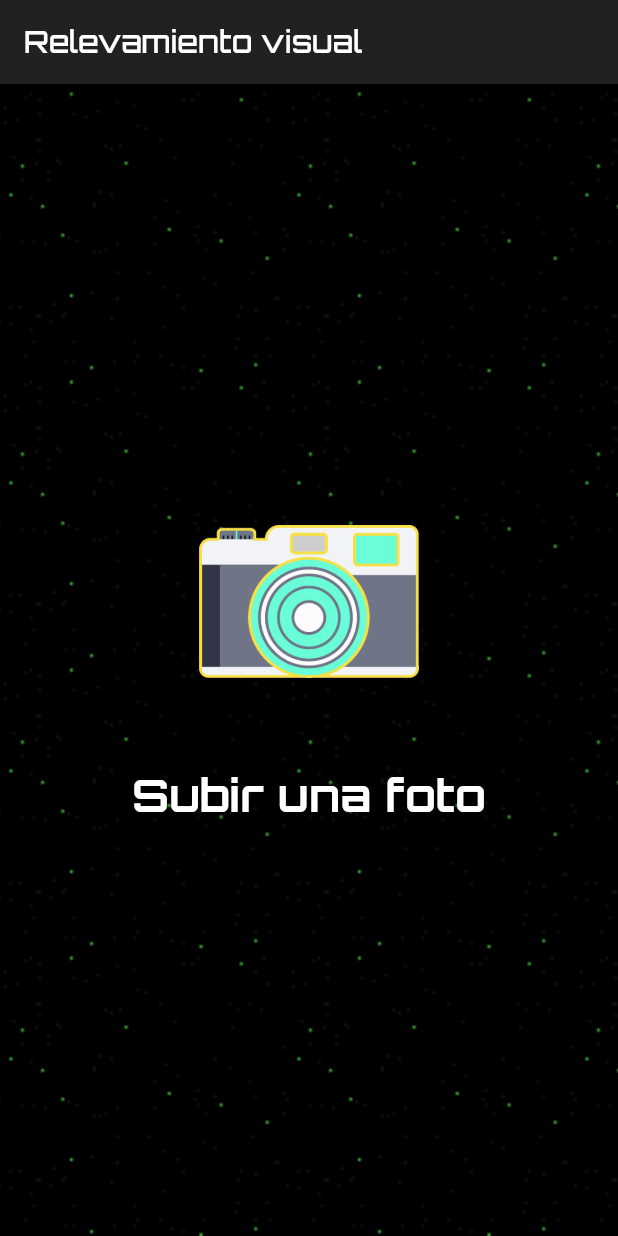
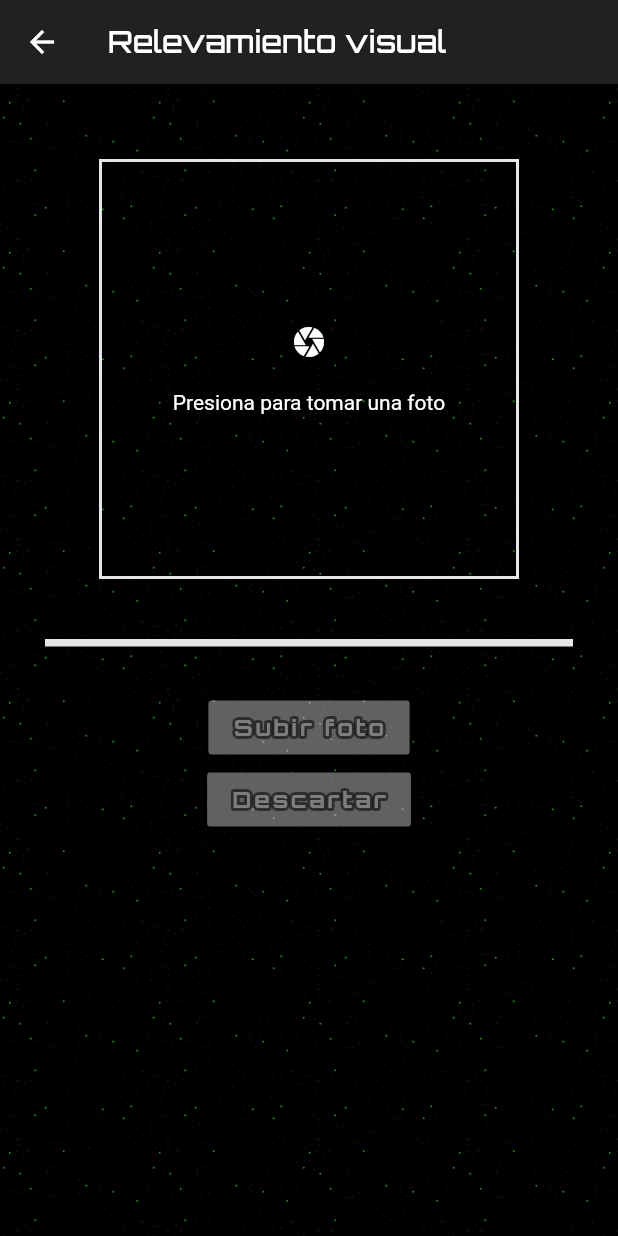
Before and after one commit to danielclas/flutter-apps, a Flutter app: the CameraComponent screen opened directly, on a phone screen of 412 x 824 dp. Run offline on Flutter 3.47's test engine with Material 2 defaults, Android fonts, the light colour scheme and no system bars; drawn by our look-alikes of bordered_text; our stand-ins replace carousel_slider, cloud_firestore, date_format, email_validator, firebase_core, flutter_spinkit and 4 more; accounts and stored records are empty.

Commit message:
Add camera functionality, layout changes

```diff
--- /dev/null
+++ b/relevamiento_visual_app/lib/camera_page.dart
@@ -0,0 +1,122 @@
+import 'dart:io';
+import 'package:bordered_text/bordered_text.dart';
+import 'package:flutter/material.dart';
+import 'package:image_picker/image_picker.dart';
+
+import 'constants.dart';
+
+class CameraComponent extends StatefulWidget {
+  @override
+  State<StatefulWidget> createState() {
+    return _CameraComponentState();
+  }
+}
+
+class _CameraComponentState extends State<CameraComponent> {
+  File imageFile;
+  final picker = ImagePicker();
+
+  Future<void> pickImage(ImageSource source) async {
+    final selected = await picker.getImage(source: source);
+
+    setState(() {
+      if (selected != null) {
+        imageFile = File(selected.path);
+      } else {
+        print('No image selected.');
+      }
+    });
+  }
+
+  void discard() {
+    setState(() {
+      imageFile = null;
+    });
+  }
+
+  void upload() {}
+
+  @override
+  Widget build(BuildContext context) {
+    return Scaffold(
+      appBar: AppBar(
+          title: Text('Relevamiento visual',
+              style: TextStyle(color: Colors.white, fontFamily: 'Orbitron'))),
+      body: Container(
+        width: double.infinity,
+        decoration: BoxDecoration(
+          image: DecorationImage(
+              image: AssetImage('images/back.png'), repeat: ImageRepeat.repeat),
+        ),
+        child: Column(
+          mainAxisAlignment: MainAxisAlignment.start,
+          children: [
+            GestureDetector(
+              onTap: () {
+                pickImage(ImageSource.camera);
+              },
+              child: Container(
+                margin: EdgeInsets.fromLTRB(0, 50, 0, 10),
+                child: imageFile == null
+                    ? Column(
+                        mainAxisAlignment: MainAxisAlignment.center,
+                        children: [
+                          Icon(Icons.camera),
+                          Container(
+                            margin: EdgeInsets.fromLTRB(0, 10, 0, 10),
+                          ),
+                          Text("Presiona para tomar una foto"),
+                        ],
+                      )
+                    : Image(
+                        image: AssetImage(imageFile.path),
+                      ),
+                height: 280,
+                width: 280,
+                decoration: BoxDecoration(
+                  color: Colors.transparent,
+                  border: Border.all(
+                      color: Colors.white.withOpacity(0.9), width: 2),
+                ),
+              ),
+            ),
+            Container(
+              padding: EdgeInsets.all(30),
+              child: SizedBox(
+                width: double.infinity,
+                height: 5,
+                child: ColoredBox(
+                  color: Colors.white.withOpacity(0.9),
+                ),
+              ),
+            ),
+            RaisedButton(
+                onPressed: imageFile == null ? null : upload,
+                child: BorderedText(
+                  strokeWidth: 4.0,
+                  strokeColor: Colors.black54,
+                  child: Text(
+                    "Subir foto",
+                    style: kTitlesTextStyle.copyWith(
+                        fontSize: 15, letterSpacing: 2.0),
+                  ),
+                ),
+                color: ThemeData.dark().accentColor),
+            RaisedButton(
+                onPressed: imageFile == null ? null : discard,
+                child: BorderedText(
+                  strokeWidth: 4.0,
+                  strokeColor: Colors.black54,
+                  child: Text(
+                    "Descartar",
+                    style: kTitlesTextStyle.copyWith(
+                        fontSize: 15, letterSpacing: 2.0),
+                  ),
+                ),
+                color: ThemeData.dark().accentColor),
+          ],
+        ),
+      ),
+    );
+  }
+}
--- a/relevamiento_visual_app/lib/components/camera_component.dart
+++ /dev/null
@@ -1,72 +0,0 @@
-import 'package:flutter/material.dart';
-import 'package:relevamiento_visual_app/constants.dart';
-import 'package:camera/camera.dart';
-
-class CameraComponent extends StatefulWidget {
-  @override
-  State<StatefulWidget> createState() {
-    return _CameraComponentState();
-  }
-}
-
-class _CameraComponentState extends State<CameraComponent> {
-  CameraController frontCamera;
-  CameraController backCamera;
-  Future<void> _initializeControllerFuture;
-
-  void initCameras() async {
-    WidgetsFlutterBinding.ensureInitialized();
-    final cameras = await availableCameras();
-
-    backCamera = CameraController(cameras[0], ResolutionPreset.medium);
-    frontCamera = CameraController(cameras[1], ResolutionPreset.medium);
-  }
-
-  @override
-  void initState() {
-    super.initState();
-    initCameras();
-    _initializeControllerFuture = backCamera.initialize();
-  }
-
-  @override
-  Widget build(BuildContext context) {
-    return Scaffold(
-      appBar: AppBar(
-          title: Text('Relevamiento visual',
-              style: TextStyle(color: Colors.white, fontFamily: 'Orbitron'))),
-      body: Center(
-        child: Container(
-          decoration: BoxDecoration(
-              image: DecorationImage(
-                  image: AssetImage('images/back.png'), fit: BoxFit.cover)),
-          child: Column(
-            mainAxisAlignment: MainAxisAlignment.center,
-            crossAxisAlignment: CrossAxisAlignment.stretch,
-            children: [
-              Image(
-                image: AssetImage('images/camera.png'),
-                height: 180.0,
-              ),
-              Padding(
-                padding: const EdgeInsets.all(20.0),
-                child: Center(
-                  child: Text(
-                    'Subir una foto',
-                    style: kTitlesTextStyle,
-                  ),
-                ),
-              ),
-            ],
-          ),
-        ),
-      ),
-    );
-  }
-
-  @override
-  void dispose() {
-    backCamera.dispose();
-    super.dispose();
-  }
-}
--- a/relevamiento_visual_app/lib/dislike_page.dart
+++ b/relevamiento_visual_app/lib/dislike_page.dart
@@ -1,5 +1,5 @@
 import 'package:flutter/material.dart';
-import './components/camera_component.dart';
+import 'camera_page.dart';
 
 class DislikePage extends StatefulWidget {
   @override
--- a/relevamiento_visual_app/lib/like_page.dart
+++ b/relevamiento_visual_app/lib/like_page.dart
@@ -1,5 +1,5 @@
 import 'package:flutter/material.dart';
-import './components/camera_component.dart';
+import 'camera_page.dart';
 
 class LikePage extends StatefulWidget {
   @override
@@ -11,6 +11,6 @@
 class _LikePageState extends State<LikePage> {
   @override
   Widget build(BuildContext context) {
-    return Scaffold(body: CameraComponent());
+    return Scaffold();
   }
 }
--- a/relevamiento_visual_app/pubspec.yaml
+++ b/relevamiento_visual_app/pubspec.yaml
@@ -13,6 +13,7 @@
     sdk: flutter
   email_validator: ^1.0.0
   firebase_core: 0.5.0
+  firebase_storage:
   cloud_firestore: "^0.14.0+2"
   bordered_text: ^1.0.0
   cupertino_icons: ^0.1.3
@@ -20,6 +21,8 @@
   path_provider: ^1.6.16
   path: ^1.7.0
   flutter_spinkit: ^4.1.2+1
+  image_cropper: 1.0.2
+  image_picker: ^0.6.7+11
 
 dev_dependencies:
   flutter_test:
```
Also changed, not shown: relevamiento_visual_app/lib/home_page.dart (+58 -18 lines), relevamiento_visual_app/lib/services/pictures_service.dart (added, +31 -0 lines), relevamiento_visual_app/lib/classes/picture_model.dart (added), relevamiento_visual_app/pubspec.lock, 1 other file.
